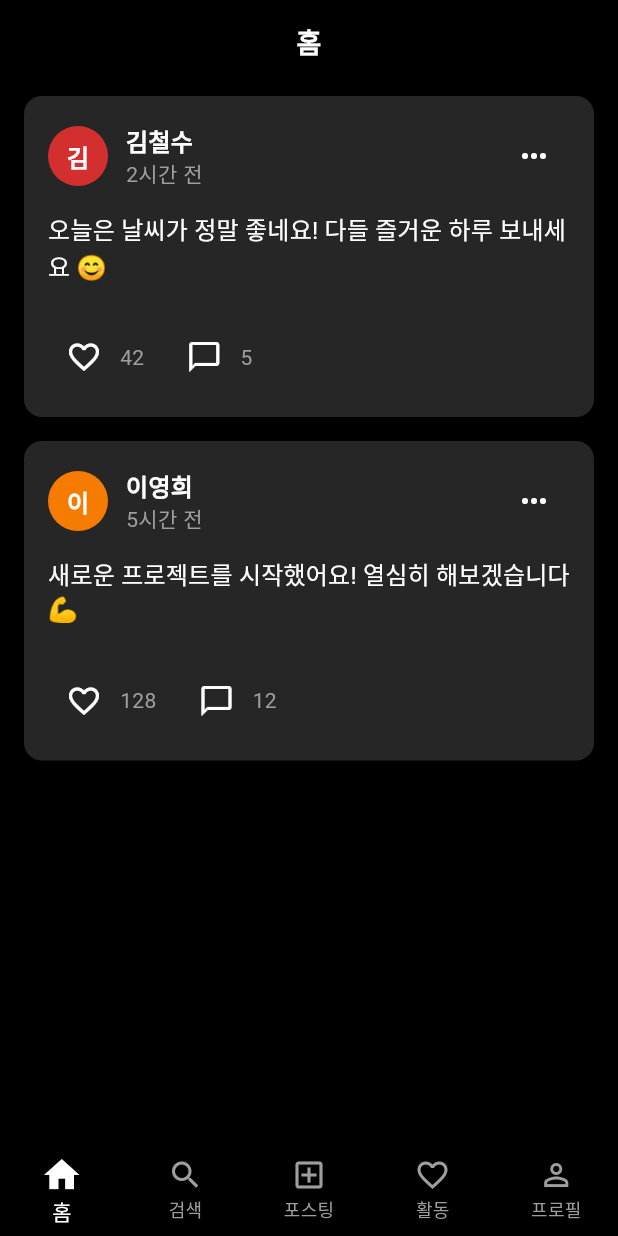
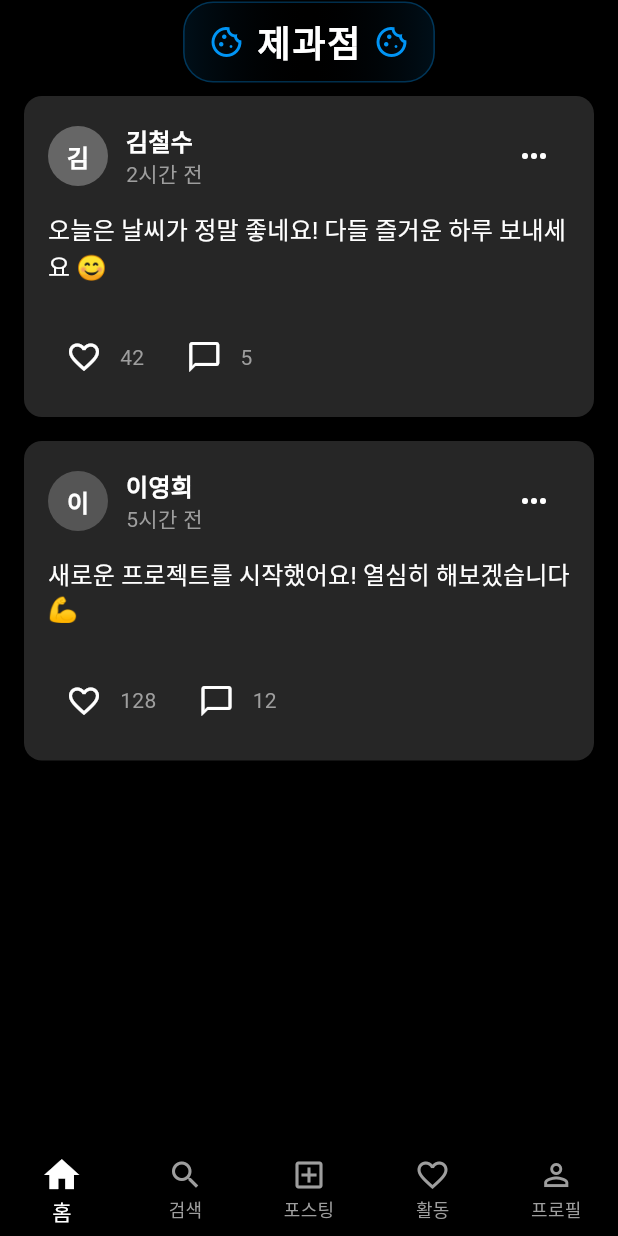
Before and after one commit to theFrostBurn/FFBC_challenge2, a Flutter app: the screen it shows after launch, on a phone screen of 412 x 824 dp. Run offline on Flutter 3.47's test engine with Material 3 defaults, Android fonts, the phone set to English and light mode, and no system bars; our stand-ins replace cached_network_image, google_fonts, image_picker, shimmer; network calls fail.

Commit message:
디자인 조금 수정

```diff
--- a/lib/features/home/screens/home_screen.dart
+++ b/lib/features/home/screens/home_screen.dart
@@ -1,7 +1,9 @@
 import 'package:flutter/material.dart';
+import 'package:google_fonts/google_fonts.dart';
 import '../../../shared/models/post.dart';
 import '../widgets/post_card.dart';
 import '../widgets/post_shimmer.dart';
+import '../widgets/fancy_title.dart';
 
 class HomeScreen extends StatefulWidget {
   const HomeScreen({super.key});
@@ -58,7 +60,10 @@ class _HomeScreenState extends State<HomeScreen> {
   Widget build(BuildContext context) {
     return Scaffold(
       appBar: AppBar(
-        title: const Text('홈'),
+        centerTitle: true,
+        backgroundColor: Colors.transparent,
+        elevation: 0,
+        title: const FancyTitle(),
       ),
       body: RefreshIndicator(
         onRefresh: () async {
--- /dev/null
+++ b/lib/features/home/widgets/fancy_title.dart
@@ -0,0 +1,54 @@
+import 'package:flutter/material.dart';
+import 'package:google_fonts/google_fonts.dart';
+import '../../../app/theme.dart';
+
+class FancyTitle extends StatelessWidget {
+  const FancyTitle({super.key});
+
+  @override
+  Widget build(BuildContext context) {
+    return Container(
+      padding: const EdgeInsets.symmetric(horizontal: 16, vertical: 8),
+      decoration: BoxDecoration(
+        gradient: LinearGradient(
+          colors: [
+            AppTheme.accentColor.withOpacity(0.1),
+            Colors.transparent,
+            AppTheme.accentColor.withOpacity(0.1),
+          ],
+        ),
+        borderRadius: BorderRadius.circular(20),
+        border: Border.all(
+          color: AppTheme.accentColor.withOpacity(0.3),
+          width: 1,
+        ),
+      ),
+      child: Row(
+        mainAxisSize: MainAxisSize.min,
+        children: [
+          Icon(
+            Icons.cookie_outlined,
+            color: AppTheme.accentColor,
+            size: 24,
+          ),
+          const SizedBox(width: 8),
+          Text(
+            '제과점',
+            style: GoogleFonts.notoSansKr(
+              fontSize: 24,
+              fontWeight: FontWeight.bold,
+              color: Colors.white,
+              letterSpacing: 1.2,
+            ),
+          ),
+          const SizedBox(width: 8),
+          Icon(
+            Icons.cookie_outlined,
+            color: AppTheme.accentColor,
+            size: 24,
+          ),
+        ],
+      ),
+    );
+  }
+}
--- a/lib/shared/widgets/profile_avatar.dart
+++ b/lib/shared/widgets/profile_avatar.dart
@@ -62,13 +62,14 @@ class ProfileAvatar extends StatelessWidget {
 
   // 이름에 따라 다른 색상을 반환하는 메서드
   Color _getAvatarColor(String name) {
+    // 무채색 계열의 색상 팔레트
     final colors = [
-      Colors.blue[700]!,
-      Colors.green[700]!,
-      Colors.purple[700]!,
-      Colors.orange[700]!,
-      Colors.red[700]!,
-      Colors.teal[700]!,
+      const Color(0xFF424242), // 진한 회색
+      const Color(0xFF616161), // 중간 회색
+      const Color(0xFF757575), // 밝은 회색
+      const Color(0xFF555555), // 중간 진한 회색
+      const Color(0xFF666666), // 중간 밝은 회색
+      const Color(0xFF4A4A4A), // 약간 진한 회색
     ];
 
     // 이름의 각 문자 ASCII 값을 더해서 색상 인덱스 결정
```
